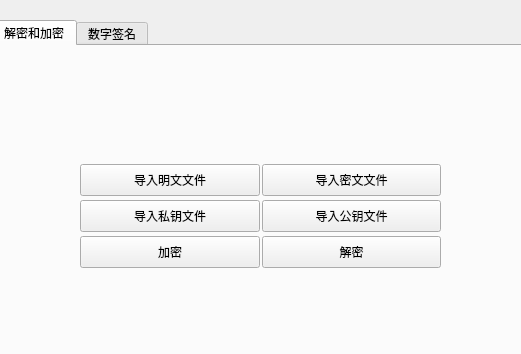
This is mainwindow.ui in Lotu527/ElGamal as Qt 5 draws it before an edit; both pictures show x 142 to 663 and y 0 to 354 of the 800 by 600 pixel window. The edited form follows.
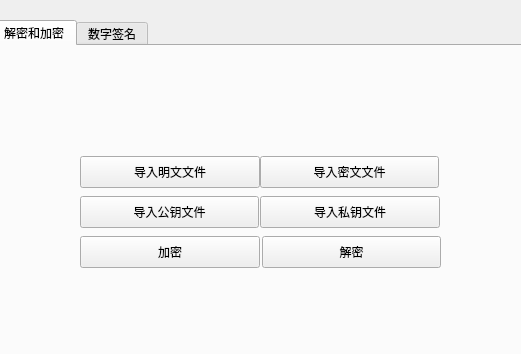
This is the edited form.

```diff
--- a/mainwindow.ui
+++ b/mainwindow.ui
@@ -93,8 +93,8 @@
      <widget class="QPushButton" name="pb_priv_key_import">
       <property name="geometry">
        <rect>
-        <x>170</x>
-        <y>154</y>
+        <x>350</x>
+        <y>150</y>
         <width>180</width>
         <height>32</height>
        </rect>
@@ -106,8 +106,8 @@
      <widget class="QPushButton" name="pb_pub_key_import">
       <property name="geometry">
        <rect>
-        <x>352</x>
-        <y>154</y>
+        <x>170</x>
+        <y>150</y>
         <width>179</width>
         <height>32</height>
        </rect>
@@ -120,7 +120,7 @@
       <property name="geometry">
        <rect>
         <x>170</x>
-        <y>118</y>
+        <y>110</y>
         <width>180</width>
         <height>32</height>
        </rect>
@@ -132,8 +132,8 @@
      <widget class="QPushButton" name="pb_secret_file_import">
       <property name="geometry">
        <rect>
-        <x>352</x>
-        <y>118</y>
+        <x>350</x>
+        <y>110</y>
         <width>179</width>
         <height>32</height>
        </rect>
```
